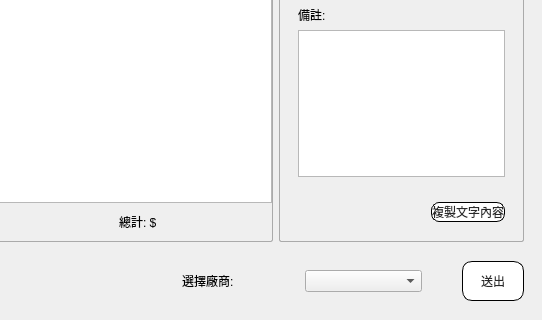
Before: the Qt Designer form src/AdbClient/StageCustomerService/LayerSayCost.ui in roger0816/Adb, drawn with Qt 5; both pictures show x 418 to 960 and y 280 to 600 of the 960 by 600 pixel window.
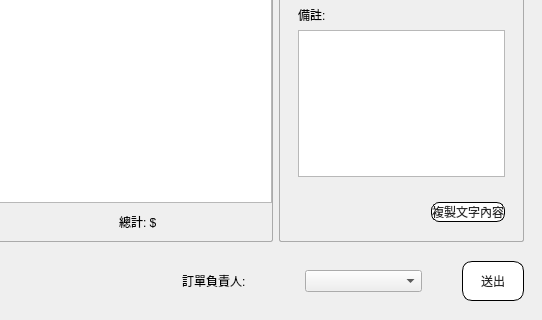
After: the same form once the commit is applied.

Diff of the .ui file:
```diff
--- a/src/AdbClient/StageCustomerService/LayerSayCost.ui
+++ b/src/AdbClient/StageCustomerService/LayerSayCost.ui
@@ -805,7 +805,7 @@
              <item>
               <widget class="QLabel" name="label_9">
                <property name="text">
-                <string>選擇廠商:</string>
+                <string>訂單負責人:</string>
                </property>
               </widget>
              </item>
```
